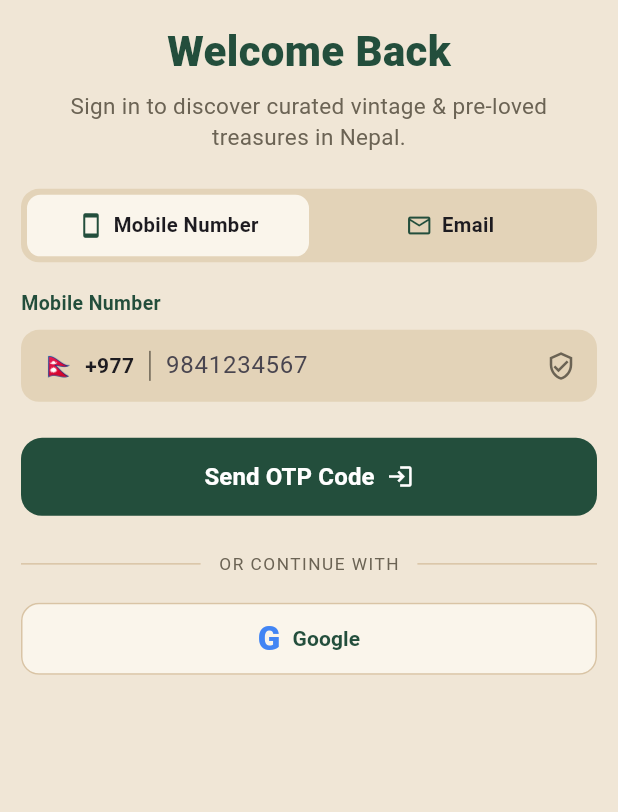
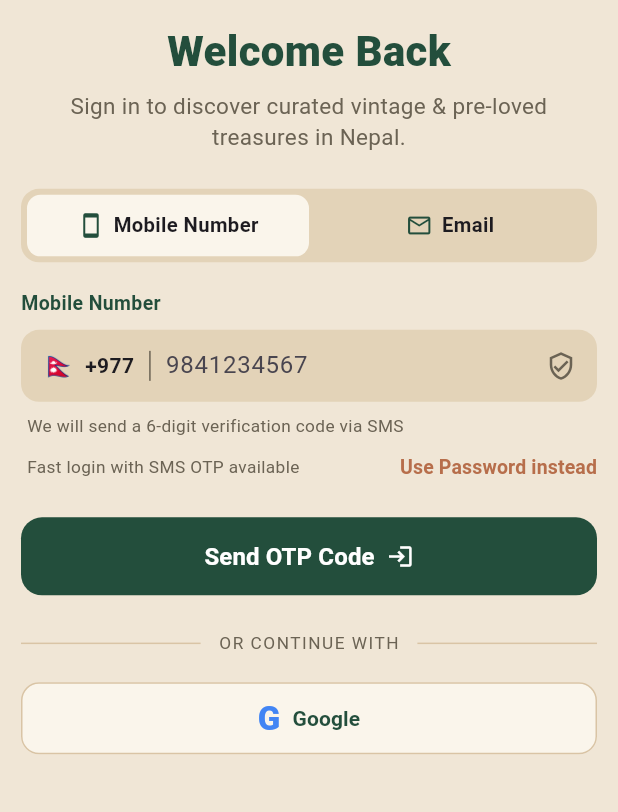
Before and after one commit to nishant-b-bit/Feri-Thrift, a Flutter app: the screen it shows after launch, on a phone screen of 412 x 824 dp, the part 424-1236 px from its top. Run offline on Flutter 3.47's test engine with Material 3 defaults, Android fonts, the phone set to English and light mode, and no system bars; our stand-ins replace firebase_core; accounts and stored records are empty.

Commit message:
feat: add SMS helper text and 'Use Password instead' link

```diff
--- a/lib/view/authentication/login_page.dart
+++ b/lib/view/authentication/login_page.dart
@@ -110,6 +110,53 @@ class _LoginScreenState extends State<LoginScreen> {
                 ),
                 const SizedBox(height: 8),
                 _useMobile ? _buildPhoneField() : _buildEmailField(),
+                if (_useMobile) ...[
+                  const SizedBox(height: 8),
+                  const Align(
+                    alignment: Alignment.centerLeft,
+                    child: Padding(
+                      padding: EdgeInsets.only(left: 4),
+                      child: Text(
+                        'We will send a 6-digit verification code via SMS',
+                        style: TextStyle(fontSize: 11.5, color: AppColors.muted),
+                      ),
+                    ),
+                  ),
+                  const SizedBox(height: 10),
+                  Row(
+                    mainAxisAlignment: MainAxisAlignment.spaceBetween,
+                    children: [
+                      const Padding(
+                        padding: EdgeInsets.only(left: 4),
+                        child: Text(
+                          'Fast login with SMS OTP available',
+                          style: TextStyle(
+                            fontSize: 11.5,
+                            color: AppColors.muted,
+                          ),
+                        ),
+                      ),
+                      TextButton(
+                        onPressed: () {
+                          // TODO: navigate to password login
+                        },
+                        style: TextButton.styleFrom(
+                          padding: EdgeInsets.zero,
+                          minimumSize: const Size(0, 0),
+                          tapTargetSize: MaterialTapTargetSize.shrinkWrap,
+                        ),
+                        child: const Text(
+                          'Use Password instead',
+                          style: TextStyle(
+                            color: AppColors.accent,
+                            fontWeight: FontWeight.w700,
+                            fontSize: 13,
+                          ),
+                        ),
+                      ),
+                    ],
+                  ),
+                ],
                 const SizedBox(height: 24),
                 _buildPrimaryButton(),
                 const SizedBox(height: 24),
```
